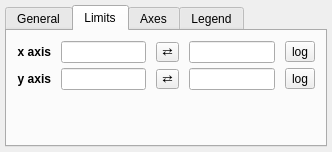
The window that glue/viewers/scatter/qt/options_widget.ui (glue-viz/glue) describes before a commit, drawn with Qt 5.
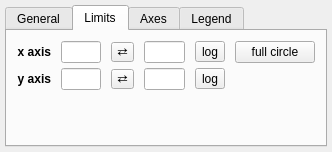
The same window after the commit. Custom widgets are drawn as their Qt base class.

```diff
--- a/glue/viewers/scatter/qt/options_widget.ui
+++ b/glue/viewers/scatter/qt/options_widget.ui
@@ -199,55 +199,6 @@
        <property name="verticalSpacing">
         <number>5</number>
        </property>
-       <item row="2" column="5">
-        <widget class="QToolButton" name="bool_y_log">
-         <property name="text">
-          <string>log</string>
-         </property>
-         <property name="checkable">
-          <bool>true</bool>
-         </property>
-        </widget>
-       </item>
-       <item row="1" column="5">
-        <widget class="QToolButton" name="bool_x_log">
-         <property name="text">
-          <string>log</string>
-         </property>
-         <property name="checkable">
-          <bool>true</bool>
-         </property>
-        </widget>
-       </item>
-       <item row="2" column="4">
-        <widget class="QLineEdit" name="valuetext_y_max"/>
-       </item>
-       <item row="2" column="3">
-        <widget class="QToolButton" name="button_flip_y">
-         <property name="styleSheet">
-          <string notr="true">padding: 0px</string>
-         </property>
-         <property name="text">
-          <string>⇄</string>
-         </property>
-        </widget>
-       </item>
-       <item row="1" column="3">
-        <widget class="QToolButton" name="button_flip_x">
-         <property name="styleSheet">
-          <string notr="true">padding: 0px</string>
-         </property>
-         <property name="text">
-          <string>⇄</string>
-         </property>
-        </widget>
-       </item>
-       <item row="2" column="2">
-        <widget class="QLineEdit" name="valuetext_y_min"/>
-       </item>
-       <item row="1" column="4">
-        <widget class="QLineEdit" name="valuetext_x_max"/>
-       </item>
        <item row="1" column="1">
         <widget class="QLabel" name="x_lab_2">
          <property name="font">
@@ -264,7 +215,36 @@
          </property>
         </widget>
        </item>
-       <item row="2" column="1">
+       <item row="3" column="4">
+        <widget class="QLineEdit" name="valuetext_y_max"/>
+       </item>
+       <item row="5" column="2">
+        <spacer name="verticalSpacer">
+         <property name="orientation">
+          <enum>Qt::Vertical</enum>
+         </property>
+         <property name="sizeHint" stdset="0">
+          <size>
+           <width>20</width>
+           <height>40</height>
+          </size>
+         </property>
+        </spacer>
+       </item>
+       <item row="3" column="5">
+        <widget class="QToolButton" name="bool_y_log">
+         <property name="text">
+          <string>log</string>
+         </property>
+         <property name="checkable">
+          <bool>true</bool>
+         </property>
+        </widget>
+       </item>
+       <item row="1" column="4">
+        <widget class="QLineEdit" name="valuetext_x_max"/>
+       </item>
+       <item row="3" column="1">
         <widget class="QLabel" name="y_lab_2">
          <property name="font">
           <font>
@@ -280,10 +260,53 @@
          </property>
         </widget>
        </item>
+       <item row="3" column="3">
+        <widget class="QToolButton" name="button_flip_y">
+         <property name="styleSheet">
+          <string notr="true">padding: 0px</string>
+         </property>
+         <property name="text">
+          <string>⇄</string>
+         </property>
+        </widget>
+       </item>
+       <item row="1" column="3">
+        <widget class="QToolButton" name="button_flip_x">
+         <property name="styleSheet">
+          <string notr="true">padding: 0px</string>
+         </property>
+         <property name="text">
+          <string>⇄</string>
+         </property>
+        </widget>
+       </item>
+       <item row="1" column="5">
+        <widget class="QToolButton" name="bool_x_log">
+         <property name="text">
+          <string>log</string>
+         </property>
+         <property name="checkable">
+          <bool>true</bool>
+         </property>
+        </widget>
+       </item>
+       <item row="3" column="2">
+        <widget class="QLineEdit" name="valuetext_y_min"/>
+       </item>
        <item row="1" column="2">
         <widget class="QLineEdit" name="valuetext_x_min"/>
        </item>
-       <item row="3" column="2" colspan="4">
+       <item row="1" column="6">
+        <widget class="QPushButton" name="button_full_circle">
+         <property name="enabled">
+          <bool>true</bool>
+         </property>
+         <property name="text">
+          <string>full circle</string>
+         </property>
+        </widget>
+       </item>
+       <item row="4" column="2" colspan="5">
         <spacer name="horizontalSpacer_2">
          <property name="orientation">
           <enum>Qt::Horizontal</enum>
@@ -296,19 +319,6 @@
          </property>
         </spacer>
        </item>
-       <item row="4" column="2">
-        <spacer name="verticalSpacer">
-         <property name="orientation">
-          <enum>Qt::Vertical</enum>
-         </property>
-         <property name="sizeHint" stdset="0">
-          <size>
-           <width>20</width>
-           <height>40</height>
-          </size>
-         </property>
-        </spacer>
-       </item>
       </layout>
      </widget>
      <widget class="QWidget" name="tab_3">
```
